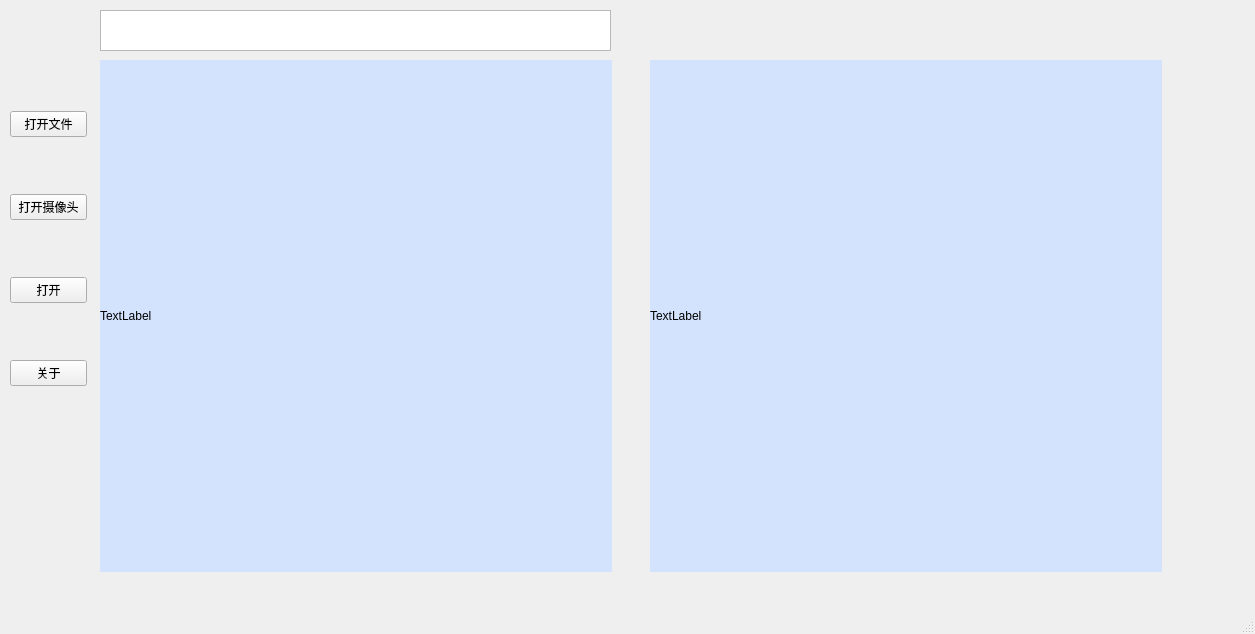
Old version of the form UI/MainWindow.ui in the repository liushihowe/Anti-UAV_colab_git.
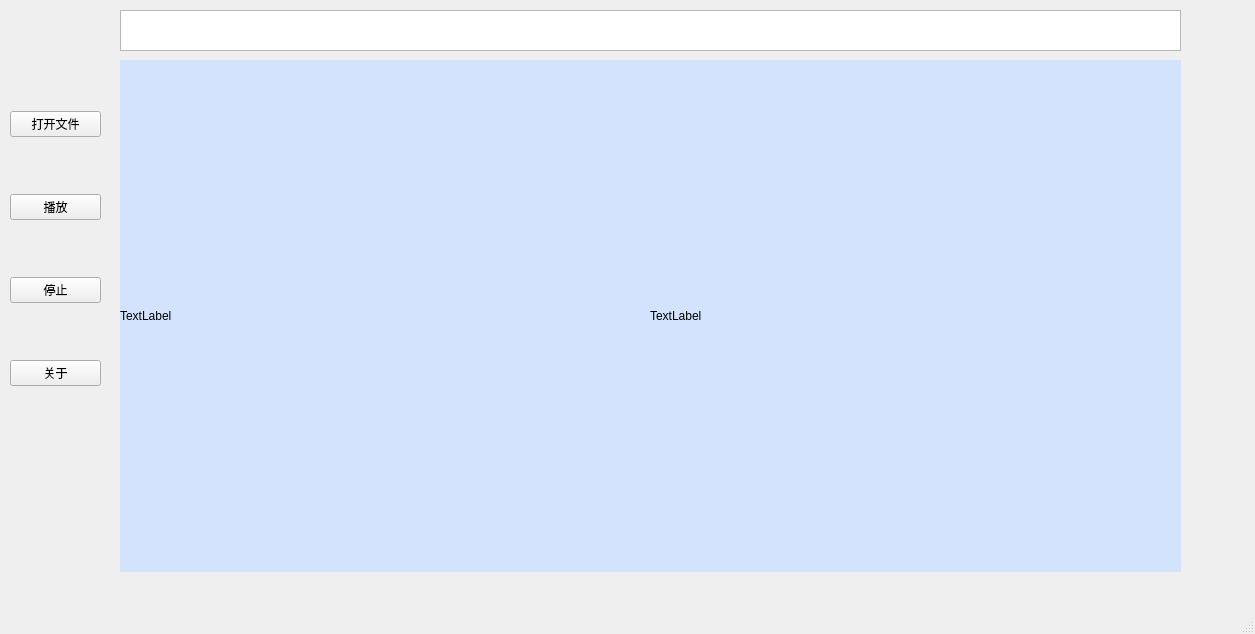
New version of the form.

What changed in the file:
```diff
--- a/UI/MainWindow.ui
+++ b/UI/MainWindow.ui
@@ -17,9 +17,9 @@
    <widget class="QLabel" name="label">
     <property name="geometry">
      <rect>
-      <x>100</x>
+      <x>120</x>
       <y>60</y>
-      <width>512</width>
+      <width>531</width>
       <height>512</height>
      </rect>
     </property>
@@ -35,7 +35,7 @@
      <rect>
       <x>650</x>
       <y>60</y>
-      <width>512</width>
+      <width>531</width>
       <height>512</height>
      </rect>
     </property>
@@ -49,9 +49,9 @@
    <widget class="QTextBrowser" name="textBrowser">
     <property name="geometry">
      <rect>
-      <x>100</x>
+      <x>120</x>
       <y>10</y>
-      <width>511</width>
+      <width>1061</width>
       <height>41</height>
      </rect>
     </property>
@@ -61,7 +61,7 @@
      <rect>
       <x>10</x>
       <y>60</y>
-      <width>77</width>
+      <width>91</width>
       <height>381</height>
      </rect>
     </property>
@@ -76,14 +76,14 @@
      <item>
       <widget class="QPushButton" name="pushButton_2">
        <property name="text">
-        <string>打开摄像头</string>
+        <string>播放</string>
        </property>
       </widget>
      </item>
      <item>
       <widget class="QPushButton" name="pushButton_3">
        <property name="text">
-        <string>打开</string>
+        <string>停止</string>
        </property>
       </widget>
      </item>
```
